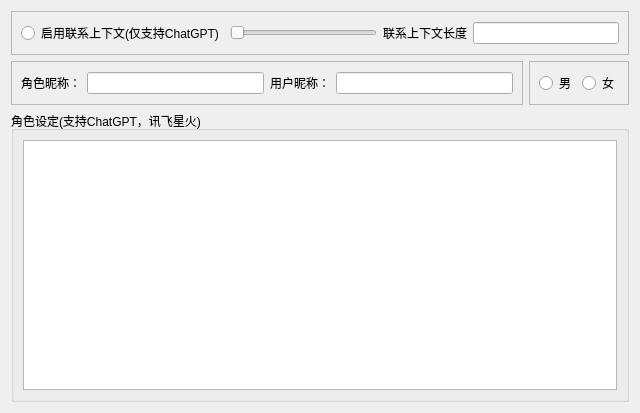
log159/LogChat, file LogGpt/setconfigdialogwidget.ui: the form before one commit.
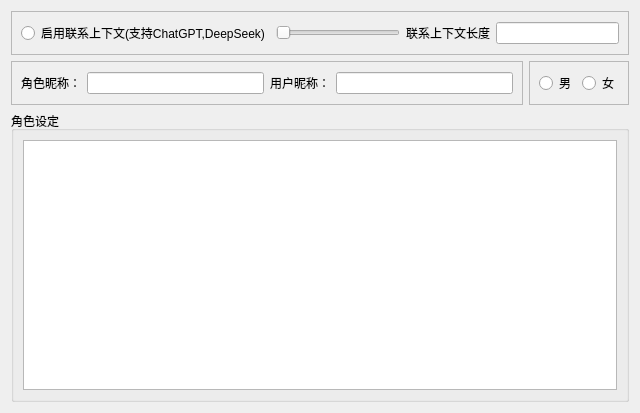
The form after the commit.

```diff
--- a/LogGpt/setconfigdialogwidget.ui
+++ b/LogGpt/setconfigdialogwidget.ui
@@ -26,7 +26,7 @@
       <item row="0" column="0">
        <widget class="QRadioButton" name="radioButton_reserve">
         <property name="text">
-         <string>启用联系上下文(仅支持ChatGPT)</string>
+         <string>启用联系上下文(支持ChatGPT,DeepSeek)</string>
         </property>
        </widget>
       </item>
@@ -111,7 +111,7 @@
    <item row="2" column="0" colspan="2">
     <widget class="QGroupBox" name="groupBox_character">
      <property name="title">
-      <string>角色设定(支持ChatGPT，讯飞星火)</string>
+      <string>角色设定</string>
      </property>
      <layout class="QVBoxLayout" name="verticalLayout">
       <item>
```
